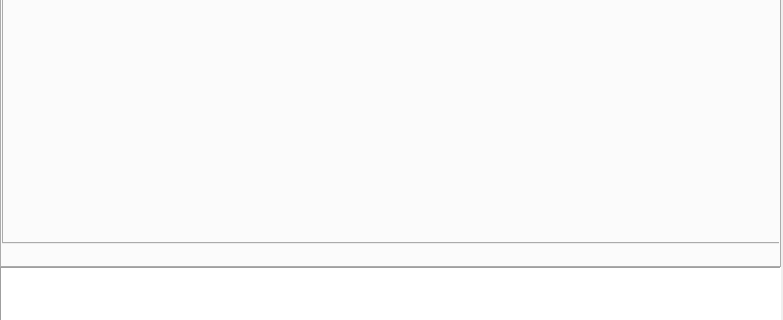
The window that trunk/BraveNewModder/mainwindow.ui (ADataGMan/bravenewmodder) describes before a commit, drawn with Qt 5; both pictures show x 0 to 783 and y 212 to 532 of the 783 by 532 pixel window.
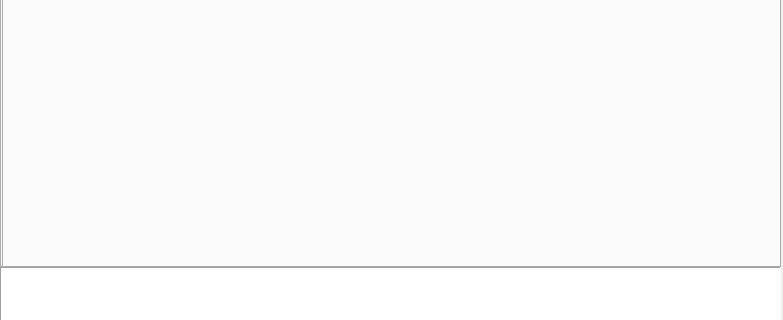
The same window after the commit. The open tabs and pages were chosen to show the change.

Diff of the .ui file:
```diff
--- a/trunk/BraveNewModder/mainwindow.ui
+++ b/trunk/BraveNewModder/mainwindow.ui
@@ -41,9 +41,6 @@
     <property name="elideMode">
      <enum>Qt::ElideLeft</enum>
     </property>
-    <property name="documentMode">
-     <bool>false</bool>
-    </property>
     <widget class="QWidget" name="tab">
      <attribute name="title">
       <string>Gameplay Settings</string>
@@ -614,7 +611,7 @@
         <x>0</x>
         <y>0</y>
         <width>781</width>
-        <height>411</height>
+        <height>441</height>
        </rect>
       </property>
       <property name="sizePolicy">
@@ -626,9 +623,6 @@
       <property name="currentIndex">
        <number>0</number>
       </property>
-      <property name="documentMode">
-       <bool>false</bool>
-      </property>
       <widget class="QWidget" name="tab_20">
        <attribute name="title">
         <string>Main</string>
```
Left out of the diff: 5 changed lines with no effect on the pictures.
